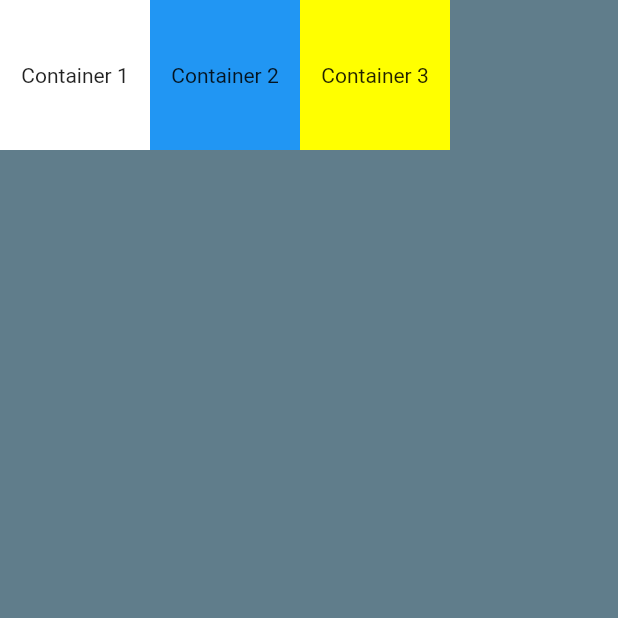
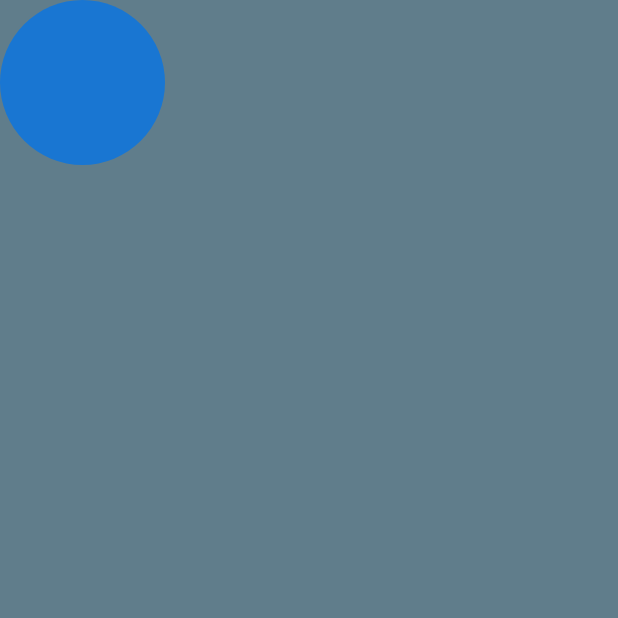
Before and after one commit to hamza-ezzahiry/Flutter_projects, a Flutter app: the screen it shows after launch, on a phone screen of 412 x 824 dp, the top half of it. Run offline on Flutter 3.47's test engine with Material 2 defaults, Android fonts, the phone set to English and light mode, and no system bars.

Commit message:
Add a Circle Image

```diff
--- a/mi_card/lib/main.dart
+++ b/mi_card/lib/main.dart
@@ -10,27 +10,13 @@ class MyApp extends StatelessWidget {
         home: Scaffold(
           backgroundColor: Colors.blueGrey,
           body: SafeArea(
-            child: Row(
+            child: Column(
               children: <Widget>[
-                Container(
-                  color: Colors.white,
-                  child: Center(child: Text('Container 1')),
-                  height: 100,
-                  width: 100,
-                ),
-                Container(
-                  color: Colors.blue,
-                  child: Center(child: Text('Container 2')),
-                  height: 100,
-                  width: 100,
-                ),
-                Container(
-                  color: Colors.yellowAccent,
-                  child: Center(child: Text('Container 3')),
-                  height: 100,
-                  width: 100,
-                ),
+                CircleAvatar(
+                  radius: 55,
+                )
               ],
+            ),
             ),
           ),
         ));
```
